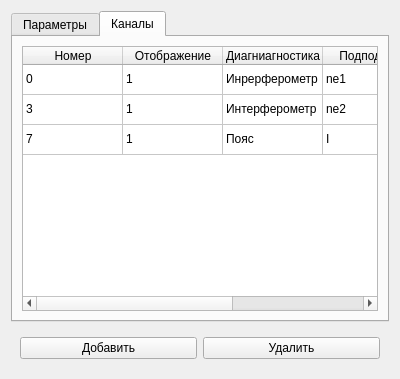
Before: the Qt Designer form ui/oscilloscoppage.ui in Asmedyanov/SignalViewer_GunTeam, drawn with Qt 5.
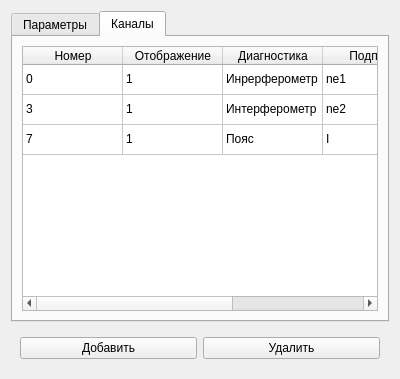
After: the same form once the commit is applied.

What changed in the file:
```diff
--- a/ui/oscilloscoppage.ui
+++ b/ui/oscilloscoppage.ui
@@ -199,12 +199,12 @@
              </column>
              <column>
               <property name="text">
-               <string>Диагниагностика</string>
+               <string>Диагностика</string>
               </property>
              </column>
              <column>
               <property name="text">
-               <string>Подподпись</string>
+               <string>Подпись</string>
               </property>
              </column>
              <column>
```
